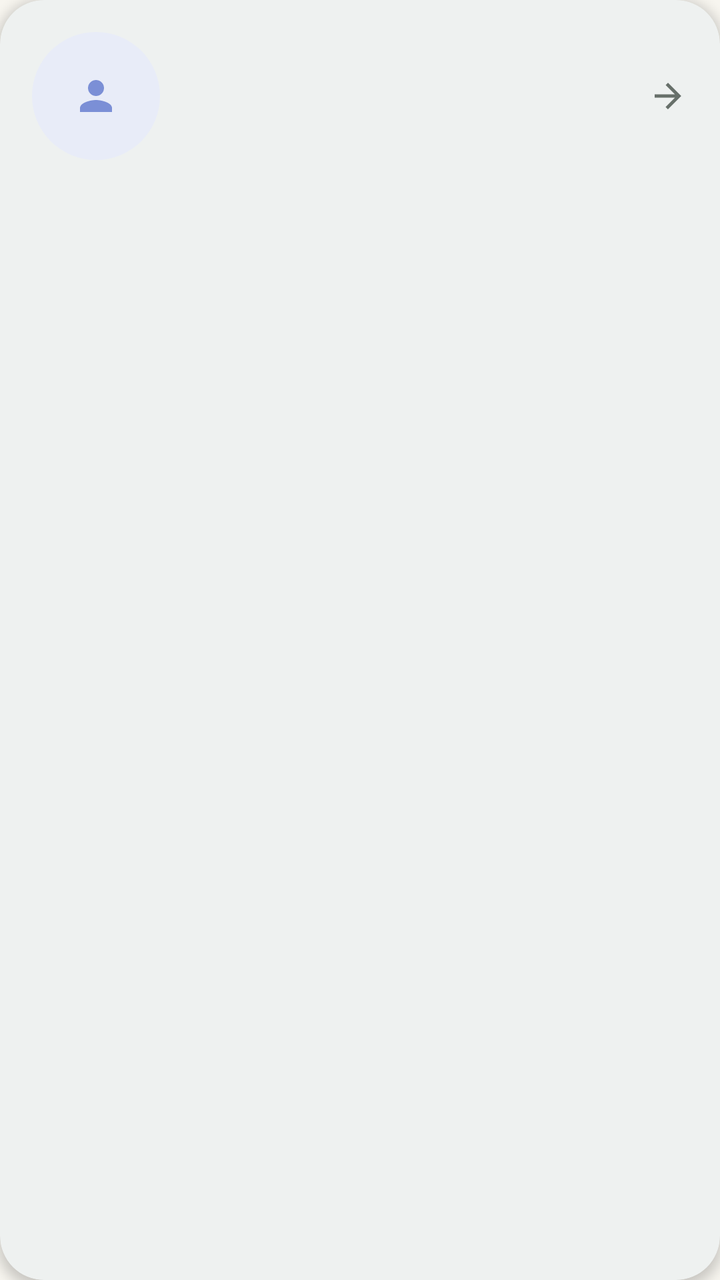
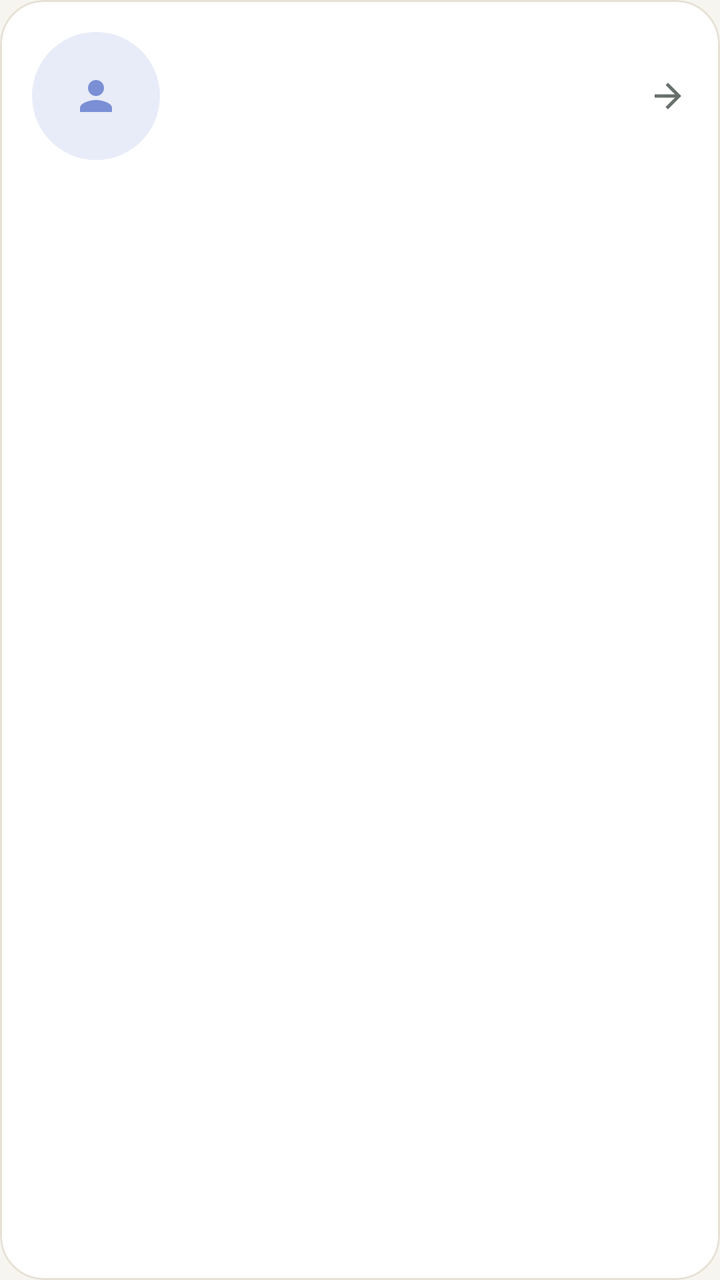

Two renders of the same Android screen: before a commit and after it. Below are the layout's source before the change and the commit's diff.
<!-- AndroidManifest.xml: application theme Theme.MIYAV -->
<!-- res/layout/view_publisher_card.xml -->
<?xml version="1.0" encoding="utf-8"?>
<com.google.android.material.card.MaterialCardView xmlns:android="http://schemas.android.com/apk/res/android"
    xmlns:app="http://schemas.android.com/apk/res-auto"
    android:layout_width="match_parent"
    android:layout_height="wrap_content">

    <LinearLayout
        android:layout_width="match_parent"
        android:layout_height="wrap_content"
        android:orientation="vertical"
        android:padding="@dimen/space_lg">

        <LinearLayout
            android:id="@+id/publisherHeader"
            android:layout_width="match_parent"
            android:layout_height="wrap_content"
            android:background="?attr/selectableItemBackground"
            android:gravity="center_vertical"
            android:orientation="horizontal">

            <com.google.android.material.imageview.ShapeableImageView
                android:id="@+id/avatarView"
                android:layout_width="@dimen/avatar_md"
                android:layout_height="@dimen/avatar_md"
                android:background="@color/pastel_lavender"
                android:contentDescription="@null"
                android:scaleType="center"
                android:src="@drawable/ic_person"
                app:shapeAppearanceOverlay="@style/Shape.Miyav.Circle"
                app:tint="@color/brand_lavender" />

            <LinearLayout
                android:layout_width="0dp"
                android:layout_height="wrap_content"
                android:layout_marginStart="@dimen/space_md"
                android:layout_weight="1"
                android:orientation="vertical">

                <TextView
                    android:id="@+id/nameView"
                    android:layout_width="wrap_content"
                    android:layout_height="wrap_content"
                    android:drawablePadding="6dp"
                    android:ellipsize="end"
                    android:maxLines="1"
                    android:textAppearance="@style/TextAppearance.Miyav.Headline" />

                <TextView
                    android:id="@+id/metaView"
                    android:layout_width="wrap_content"
                    android:layout_height="wrap_content"
                    android:textAppearance="@style/TextAppearance.Miyav.Caption" />
            </LinearLayout>

            <ImageView
                android:layout_width="20dp"
                android:layout_height="20dp"
                android:contentDescription="@null"
                android:rotation="180"
                android:src="@drawable/ic_back"
                app:tint="@color/text_secondary" />
        </LinearLayout>

        <TextView
            android:id="@+id/bioView"
            android:layout_width="match_parent"
            android:layout_height="wrap_content"
            android:layout_marginTop="@dimen/space_md"
            android:textAppearance="@style/TextAppearance.Miyav.Body"
            android:visibility="gone" />

        <LinearLayout
            android:id="@+id/contactRow"
            android:layout_width="match_parent"
            android:layout_height="wrap_content"
            android:layout_marginTop="@dimen/space_md"
            android:orientation="horizontal"
            android:visibility="gone">

            <com.google.android.material.button.MaterialButton
                android:id="@+id/whatsappButton"
                style="@style/Widget.Miyav.Button.WhatsApp"
                android:layout_width="0dp"
                android:layout_height="wrap_content"
                android:layout_marginEnd="6dp"
                android:layout_weight="1"
                android:text="@string/contact_whatsapp"
                app:icon="@drawable/ic_whatsapp" />

            <com.google.android.material.button.MaterialButton
                android:id="@+id/callButton"
                style="@style/Widget.Miyav.Button.Outlined"
                android:layout_width="0dp"
                android:layout_height="wrap_content"
                android:layout_marginStart="6dp"
                android:layout_weight="1"
                android:text="@string/contact_call"
                app:icon="@drawable/ic_phone"
                app:iconTint="@color/brand_mint" />
        </LinearLayout>

        <com.google.android.material.button.MaterialButton
            android:id="@+id/signInContactButton"
            style="@style/Widget.Miyav.Button.Tonal"
            android:layout_width="match_parent"
            android:layout_height="wrap_content"
            android:layout_marginTop="@dimen/space_md"
            android:text="@string/guest_contact_sign_in"
            android:visibility="gone"
            app:icon="@drawable/ic_phone" />

        <TextView
            android:id="@+id/contactUnavailable"
            android:layout_width="match_parent"
            android:layout_height="wrap_content"
            android:layout_marginTop="@dimen/space_md"
            android:text="@string/contact_unavailable"
            android:textAppearance="@style/TextAppearance.Miyav.Caption"
            android:visibility="gone" />
    </LinearLayout>
</com.google.android.material.card.MaterialCardView>
<!-- resources referenced by this layout -->
<resources>
  <dimen name="space_md">12dp</dimen>
  <style name="Theme.MIYAV" parent="Theme.Material3.Light.NoActionBar">
          <item name="colorPrimary">@color/brand_coral</item>
          <item name="colorOnPrimary">@color/text_on_brand</item>
          <item name="colorPrimaryContainer">@color/pastel_mint</item>
          <item name="colorOnPrimaryContainer">@color/brand_coral_dark</item>
          <item name="colorSecondary">@color/brand_lavender</item>
          <item name="colorOnSecondary">@color/text_on_brand</item>
          <item name="colorSecondaryContainer">@color/pastel_lavender</item>
          <item name="colorOnSecondaryContainer">@color/text_primary</item>
          <item name="colorTertiary">@color/brand_mint</item>
          <item name="colorTertiaryContainer">@color/pastel_mint</item>
          <item name="colorSurface">@color/surface</item>
          <item name="colorOnSurface">@color/text_primary</item>
          <item name="colorSurfaceVariant">@color/surface_muted</item>
          <item name="colorOnSurfaceVariant">@color/text_secondary</item>
          <item name="colorSurfaceContainer">@color/surface</item>
          <item name="colorSurfaceContainerLow">@color/surface</item>
          <item name="colorSurfaceContainerHigh">@color/surface</item>
          <item name="colorSurfaceContainerHighest">@color/surface_muted</item>
          <item name="colorOutline">@color/outline</item>
          <item name="colorOutlineVariant">@color/outline</item>
          <item name="colorError">@color/error</item>
          <item name="android:colorBackground">@color/bg_app</item>
          <item name="android:windowBackground">@color/bg_app</item>
          <item name="android:statusBarColor">@android:color/transparent</item>
          <item name="android:navigationBarColor">@android:color/transparent</item>
          <item name="android:windowLightStatusBar">true</item>
          <item name="android:windowLightNavigationBar" tools:targetApi="27">true</item>
          <item name="android:enforceNavigationBarContrast" tools:targetApi="29">false</item>
          <item name="textInputStyle">@style/Widget.Miyav.TextInput</item>
          <item name="materialButtonStyle">@style/Widget.Miyav.Button</item>
          <item name="materialButtonOutlinedStyle">@style/Widget.Miyav.Button.Outlined</item>
          <item name="borderlessButtonStyle">@style/Widget.Miyav.Button.Text</item>
          <item name="materialCardViewStyle">@style/Widget.Miyav.Card</item>
          <item name="bottomNavigationStyle">@style/Widget.Miyav.BottomNavigation</item>
          <item name="toolbarStyle">@style/Widget.Miyav.Toolbar</item>
          <item name="materialAlertDialogTheme">@style/ThemeOverlay.Miyav.Dialog</item>
          <item name="bottomSheetDialogTheme">@style/ThemeOverlay.Miyav.BottomSheet</item>
          <item name="chipStyle">@style/Widget.Miyav.Chip</item>
      </style>
  <color name="error">#B5533C</color>
  <style name="Widget.Miyav.Card" parent="Widget.Material3.CardView.Elevated">
          <item name="cardBackgroundColor">@color/surface</item>
          <item name="cardCornerRadius">@dimen/radius_lg</item>
          <item name="cardElevation">@dimen/elevation_card</item>
          <item name="strokeWidth">0dp</item>
      </style>
  <dimen name="elevation_card">3dp</dimen>
  <!-- unchanged entries left out for length: 50 -->
</resources>

<!-- the commit's change to res/layout/view_publisher_card.xml (unified diff, before → after) -->
@@ -117,5 +117,21 @@
             android:text="@string/contact_unavailable"
             android:textAppearance="@style/TextAppearance.Miyav.Caption"
             android:visibility="gone" />
+
+        <com.google.android.material.button.MaterialButton
+            android:id="@+id/safetyButton"
+            style="@style/Widget.Miyav.Button.Text"
+            android:layout_width="wrap_content"
+            android:layout_height="wrap_content"
+            android:layout_gravity="end"
+            android:layout_marginTop="@dimen/space_xs"
+            android:minHeight="40dp"
+            android:text="@string/safety_action"
+            android:textColor="@color/text_secondary"
+            android:textSize="13sp"
+            android:visibility="gone"
+            app:icon="@drawable/ic_shield"
+            app:iconSize="16dp"
+            app:iconTint="@color/text_secondary" />
     </LinearLayout>
 </com.google.android.material.card.MaterialCardView>
<!-- resource entries referenced after the edit -->
@@ -1,6 +1,20 @@
 <!-- resources referenced by this layout -->
 <resources>
   <dimen name="space_md">12dp</dimen>
+  <dimen name="space_xs">4dp</dimen>
+  <!-- drawable ic_shield (drawable) -->
+  <?xml version="1.0" encoding="utf-8"?>
+  <vector xmlns:android="http://schemas.android.com/apk/res/android"
+      android:width="24dp"
+      android:height="24dp"
+      android:tint="?attr/colorControlNormal"
+      android:viewportWidth="24"
+      android:viewportHeight="24">
+      <path
+          android:fillColor="@android:color/white"
+          android:pathData="M12,1L3,5v6c0,5.55 3.84,10.74 9,12 5.16,-1.26 9,-6.45 9,-12V5l-9,-4zM12,11.99h7c-0.53,4.12 -3.28,7.79 -7,8.94V12H5V6.3l7,-3.11v8.8z" />
+  </vector>
+  <string name="safety_action">Report or block</string>
   <style name="Theme.MIYAV" parent="Theme.Material3.Light.NoActionBar">
           <item name="colorPrimary">@color/brand_coral</item>
           <item name="colorOnPrimary">@color/text_on_brand</item>
@@ -35,6 +49,7 @@
           <item name="materialButtonOutlinedStyle">@style/Widget.Miyav.Button.Outlined</item>
           <item name="borderlessButtonStyle">@style/Widget.Miyav.Button.Text</item>
           <item name="materialCardViewStyle">@style/Widget.Miyav.Card</item>
+          <item name="elevationOverlayEnabled">false</item>
           <item name="bottomNavigationStyle">@style/Widget.Miyav.BottomNavigation</item>
           <item name="toolbarStyle">@style/Widget.Miyav.Toolbar</item>
           <item name="materialAlertDialogTheme">@style/ThemeOverlay.Miyav.Dialog</item>
@@ -42,13 +57,14 @@
           <item name="chipStyle">@style/Widget.Miyav.Chip</item>
       </style>
   <color name="error">#B5533C</color>
-  <style name="Widget.Miyav.Card" parent="Widget.Material3.CardView.Elevated">
+  <style name="Widget.Miyav.Card" parent="Widget.Material3.CardView.Outlined">
           <item name="cardBackgroundColor">@color/surface</item>
           <item name="cardCornerRadius">@dimen/radius_lg</item>
-          <item name="cardElevation">@dimen/elevation_card</item>
-          <item name="strokeWidth">0dp</item>
+          <item name="cardElevation">0dp</item>
+          <item name="strokeWidth">1dp</item>
+          <item name="strokeColor">@color/card_stroke</item>
       </style>
-  <dimen name="elevation_card">3dp</dimen>
+  <color name="card_stroke">#E6E1D5</color>
   <!-- unchanged entries left out for length: 50 -->
 </resources>
 
